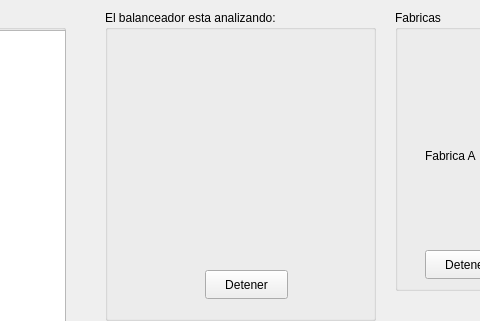
The window that mainwindow.ui (Josue-Echeverria/ProyectoED1) describes before a commit, drawn with Qt 5; both pictures show x 155 to 635 and y 0 to 321 of the 1118 by 709 pixel window.
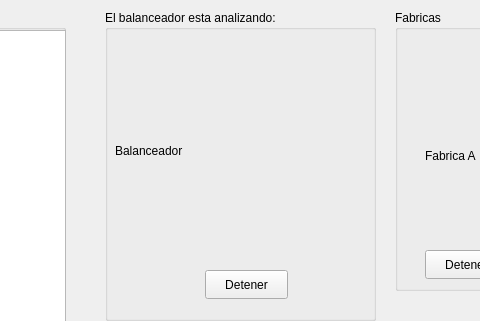
The same window after the commit.

Patch:
```diff
--- a/mainwindow.ui
+++ b/mainwindow.ui
@@ -42,6 +42,19 @@
       <string>Detener</string>
      </property>
     </widget>
+    <widget class="QLabel" name="labelBalanceador">
+     <property name="geometry">
+      <rect>
+       <x>10</x>
+       <y>40</y>
+       <width>251</width>
+       <height>201</height>
+      </rect>
+     </property>
+     <property name="text">
+      <string>Balanceador</string>
+     </property>
+    </widget>
    </widget>
    <widget class="QGroupBox" name="groupBox_fabrica">
     <property name="geometry">
```
